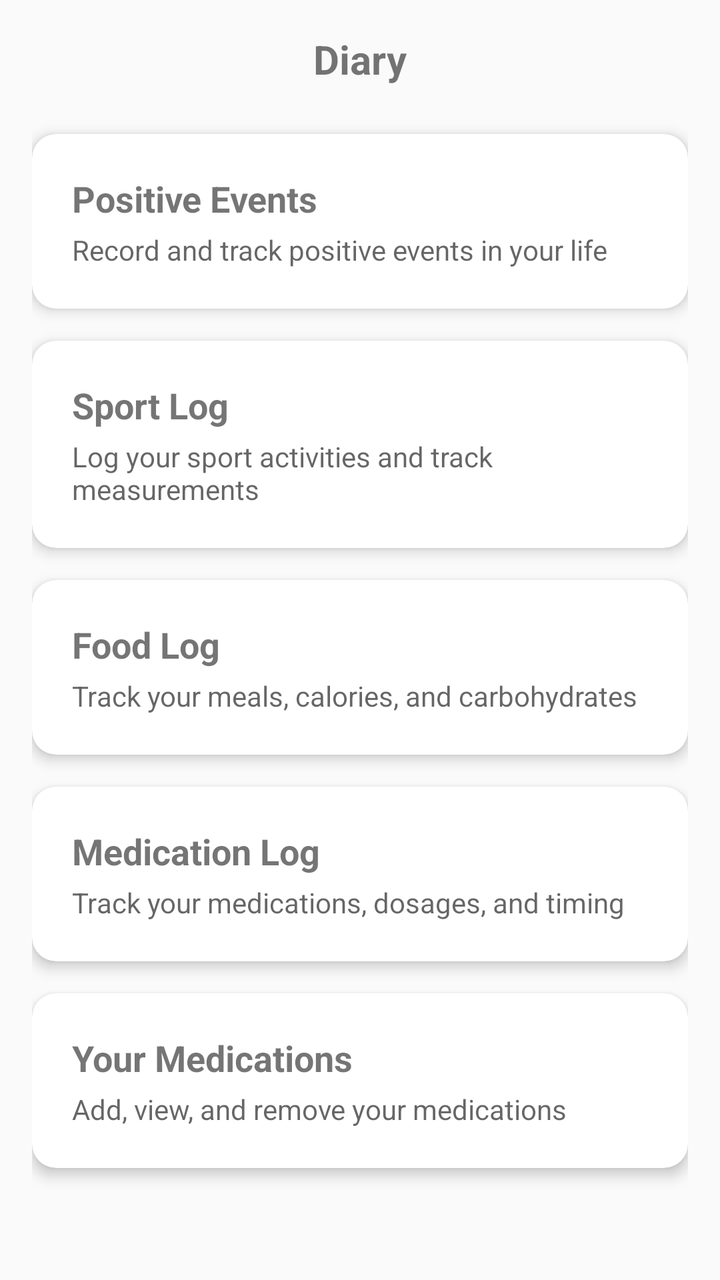
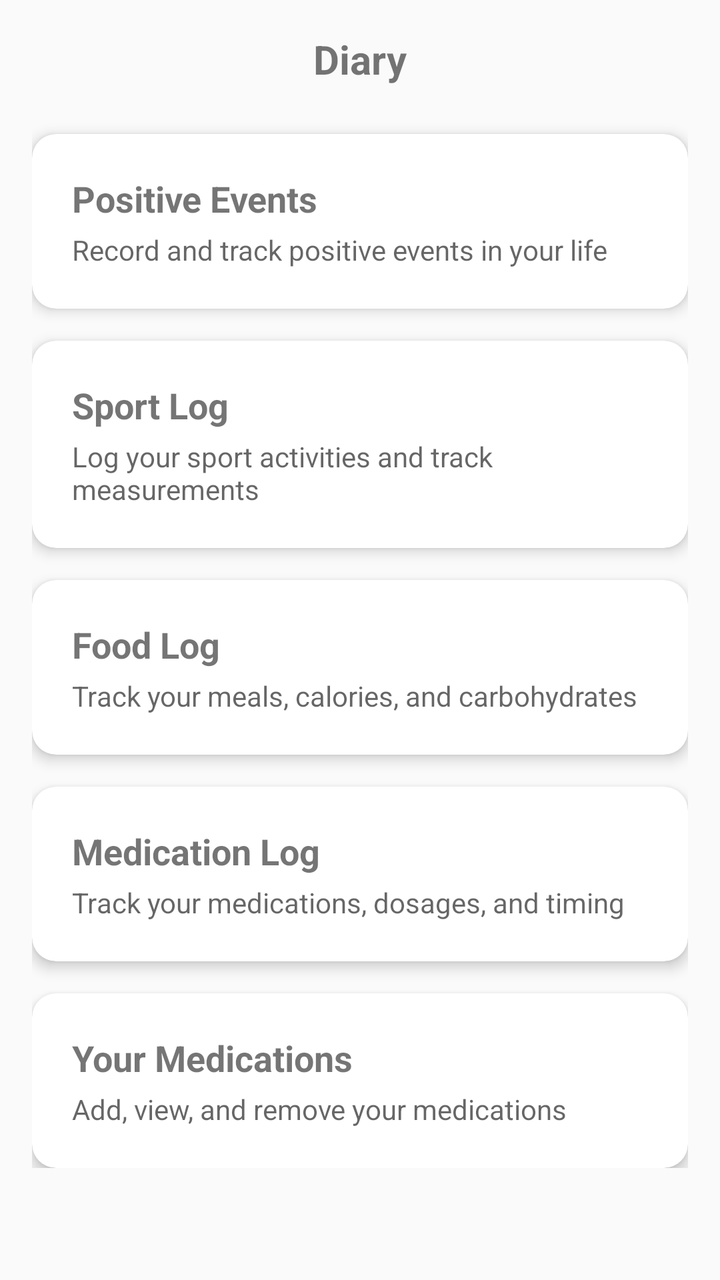

An Android layout rendered at two revisions. The XML below is the earlier revision; the diff shows what the commit changed to produce the second picture.
<!-- AndroidManifest.xml: application theme Theme.HabitEvaluator -->
<!-- res/layout/fragment_diary_navigation.xml -->
<?xml version="1.0" encoding="utf-8"?>
<LinearLayout xmlns:android="http://schemas.android.com/apk/res/android"
    xmlns:app="http://schemas.android.com/apk/res-auto"
    android:layout_width="match_parent"
    android:layout_height="match_parent"
    android:orientation="vertical"
    android:padding="16dp"
    android:gravity="center_horizontal">

    <TextView
        android:layout_width="wrap_content"
        android:layout_height="wrap_content"
        android:text="@string/nav_diary"
        android:textSize="20sp"
        android:textStyle="bold"
        android:layout_marginBottom="24dp" />

    <androidx.cardview.widget.CardView
        android:id="@+id/positivityDiaryCard"
        android:layout_width="match_parent"
        android:layout_height="wrap_content"
        android:layout_marginBottom="16dp"
        android:clickable="true"
        android:focusable="true"
        android:foreground="?attr/selectableItemBackground"
        app:cardCornerRadius="12dp"
        app:cardElevation="4dp">

        <LinearLayout
            android:layout_width="match_parent"
            android:layout_height="wrap_content"
            android:orientation="vertical"
            android:padding="20dp">

            <TextView
                android:layout_width="wrap_content"
                android:layout_height="wrap_content"
                android:text="@string/diary_positive_events"
                android:textSize="18sp"
                android:textStyle="bold" />

            <TextView
                android:layout_width="wrap_content"
                android:layout_height="wrap_content"
                android:layout_marginTop="4dp"
                android:text="@string/diary_navigation_positivity_description"
                android:textColor="?android:textColorSecondary"
                android:textSize="14sp" />
        </LinearLayout>
    </androidx.cardview.widget.CardView>

    <androidx.cardview.widget.CardView
        android:id="@+id/sportLogCard"
        android:layout_width="match_parent"
        android:layout_height="wrap_content"
        android:layout_marginBottom="16dp"
        android:clickable="true"
        android:focusable="true"
        android:foreground="?attr/selectableItemBackground"
        app:cardCornerRadius="12dp"
        app:cardElevation="4dp">

        <LinearLayout
            android:layout_width="match_parent"
            android:layout_height="wrap_content"
            android:orientation="vertical"
            android:padding="20dp">

            <TextView
                android:layout_width="wrap_content"
                android:layout_height="wrap_content"
                android:text="@string/sport_log_title"
                android:textSize="18sp"
                android:textStyle="bold" />

            <TextView
                android:layout_width="wrap_content"
                android:layout_height="wrap_content"
                android:layout_marginTop="4dp"
                android:text="@string/diary_navigation_sport_description"
                android:textColor="?android:textColorSecondary"
                android:textSize="14sp" />
        </LinearLayout>
    </androidx.cardview.widget.CardView>

    <androidx.cardview.widget.CardView
        android:id="@+id/foodLogCard"
        android:layout_width="match_parent"
        android:layout_height="wrap_content"
        android:layout_marginBottom="16dp"
        android:clickable="true"
        android:focusable="true"
        android:foreground="?attr/selectableItemBackground"
        app:cardCornerRadius="12dp"
        app:cardElevation="4dp">

        <LinearLayout
            android:layout_width="match_parent"
            android:layout_height="wrap_content"
            android:orientation="vertical"
            android:padding="20dp">

            <TextView
                android:layout_width="wrap_content"
                android:layout_height="wrap_content"
                android:text="@string/food_log_title"
                android:textSize="18sp"
                android:textStyle="bold" />

            <TextView
                android:layout_width="wrap_content"
                android:layout_height="wrap_content"
                android:layout_marginTop="4dp"
                android:text="@string/diary_navigation_food_description"
                android:textColor="?android:textColorSecondary"
                android:textSize="14sp" />
        </LinearLayout>
    </androidx.cardview.widget.CardView>

    <androidx.cardview.widget.CardView
        android:id="@+id/medicationLogCard"
        android:layout_width="match_parent"
        android:layout_height="wrap_content"
        android:layout_marginBottom="16dp"
        android:clickable="true"
        android:focusable="true"
        android:foreground="?attr/selectableItemBackground"
        app:cardCornerRadius="12dp"
        app:cardElevation="4dp">

        <LinearLayout
            android:layout_width="match_parent"
            android:layout_height="wrap_content"
            android:orientation="vertical"
            android:padding="20dp">

            <TextView
                android:layout_width="wrap_content"
                android:layout_height="wrap_content"
                android:text="@string/medication_log_title"
                android:textSize="18sp"
                android:textStyle="bold" />

            <TextView
                android:layout_width="wrap_content"
                android:layout_height="wrap_content"
                android:layout_marginTop="4dp"
                android:text="@string/diary_navigation_medication_description"
                android:textColor="?android:textColorSecondary"
                android:textSize="14sp" />
        </LinearLayout>
    </androidx.cardview.widget.CardView>

    <androidx.cardview.widget.CardView
        android:id="@+id/medicationListCard"
        android:layout_width="match_parent"
        android:layout_height="wrap_content"
        android:clickable="true"
        android:focusable="true"
        android:foreground="?attr/selectableItemBackground"
        app:cardCornerRadius="12dp"
        app:cardElevation="4dp">

        <LinearLayout
            android:layout_width="match_parent"
            android:layout_height="wrap_content"
            android:orientation="vertical"
            android:padding="20dp">

            <TextView
                android:layout_width="wrap_content"
                android:layout_height="wrap_content"
                android:text="@string/medication_list_title"
                android:textSize="18sp"
                android:textStyle="bold" />

            <TextView
                android:layout_width="wrap_content"
                android:layout_height="wrap_content"
                android:layout_marginTop="4dp"
                android:text="@string/diary_navigation_medication_list_description"
                android:textColor="?android:textColorSecondary"
                android:textSize="14sp" />
        </LinearLayout>
    </androidx.cardview.widget.CardView>

</LinearLayout>
<!-- resources referenced by this layout -->
<resources>
  <string name="diary_navigation_food_description">Track your meals, calories, and carbohydrates</string>
  <string name="diary_navigation_medication_description">Track your medications, dosages, and timing</string>
  <string name="diary_navigation_medication_list_description">Add, view, and remove your medications</string>
  <string name="diary_navigation_positivity_description">Record and track positive events in your life</string>
  <string name="diary_navigation_sport_description">Log your sport activities and track measurements</string>
  <string name="diary_positive_events">Positive Events</string>
  <string name="food_log_title">Food Log</string>
  <string name="medication_list_title">Your Medications</string>
  <string name="medication_log_title">Medication Log</string>
  <string name="nav_diary">Diary</string>
  <string name="sport_log_title">Sport Log</string>
  <style name="Theme.HabitEvaluator" parent="Theme.MaterialComponents.DayNight.NoActionBar">
          <item name="colorPrimary">@color/primary</item>
          <item name="colorPrimaryDark">@color/primary_dark</item>
          <item name="colorAccent">@color/accent</item>
          <item name="android:windowBackground">@color/background</item>
      </style>
  <color name="primary">#4CAF50</color>
  <color name="primary_dark">#388E3C</color>
  <color name="accent">#FFC107</color>
  <color name="background">#FAFAFA</color>
</resources>

<!-- the commit's change to res/layout/fragment_diary_navigation.xml (unified diff, before → after) -->
@@ -1,8 +1,12 @@
 <?xml version="1.0" encoding="utf-8"?>
-<LinearLayout xmlns:android="http://schemas.android.com/apk/res/android"
+<ScrollView xmlns:android="http://schemas.android.com/apk/res/android"
     xmlns:app="http://schemas.android.com/apk/res-auto"
     android:layout_width="match_parent"
-    android:layout_height="match_parent"
+    android:layout_height="match_parent">
+
+<LinearLayout
+    android:layout_width="match_parent"
+    android:layout_height="wrap_content"
     android:orientation="vertical"
     android:padding="16dp"
     android:gravity="center_horizontal">
@@ -185,3 +189,4 @@
     </androidx.cardview.widget.CardView>
 
 </LinearLayout>
+</ScrollView>
